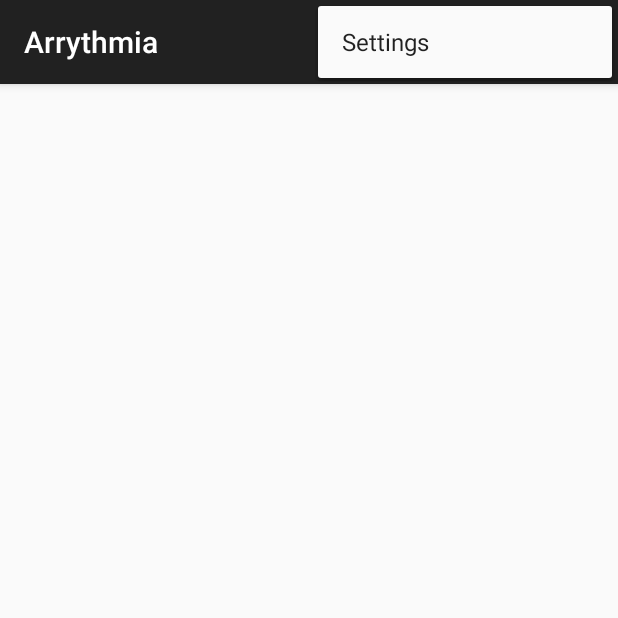
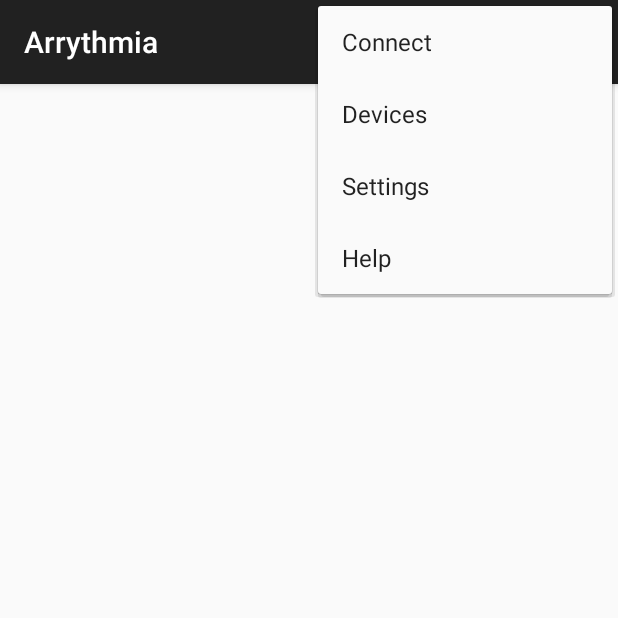
Before and after one commit to newtonmin/ArrythmiaProject, an Android app: the screen it shows after launch (MainActivity), with the options menu open, on a phone screen of 412 x 824 dp, the top half of it. Run offline under Robolectric (Android 15) with nearby library versions, the phone set to English and light mode, and no system bars.

Commit message:
Added main action bar menus

```diff
--- a/Arrythmia/app/src/main/res/menu/main.xml
+++ b/Arrythmia/app/src/main/res/menu/main.xml
@@ -2,8 +2,20 @@
     xmlns:app="http://schemas.android.com/apk/res-auto"
     xmlns:tools="http://schemas.android.com/tools"
     tools:context="com.siza.arrythmia.app.MainActivity" >
+    <item android:id="@+id/action_connect"
+        android:title="@string/action_connect"
+        android:orderInCategory="100"
+        app:showAsAction="never" />
+    <item android:id="@+id/action_device"
+        android:title="@string/action_device"
+        android:orderInCategory="100"
+        app:showAsAction="never" />
     <item android:id="@+id/action_settings"
         android:title="@string/action_settings"
         android:orderInCategory="100"
         app:showAsAction="never" />
+    <item android:id="@+id/action_help"
+        android:title="@string/action_help"
+        android:orderInCategory="100"
+        app:showAsAction="never" />
 </menu>
--- a/Arrythmia/app/src/main/res/values/strings.xml
+++ b/Arrythmia/app/src/main/res/values/strings.xml
@@ -23,5 +23,8 @@
     <string name="status_label">Status</string>
     <string name="status_off">Run</string>
     <string name="status_on">Pause</string>
+    <string name="action_connect">Connect</string>
+    <string name="action_device">Devices</string>
+    <string name="action_help">Help</string>
 
 </resources>
```
